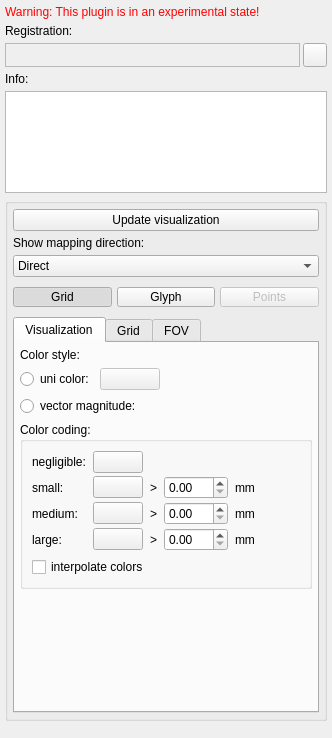
simedcn/mitkapps, file Plugins/inova.registration.views.visualizer/src/internal/RegistrationVisualizerControls.ui: the form before one commit.
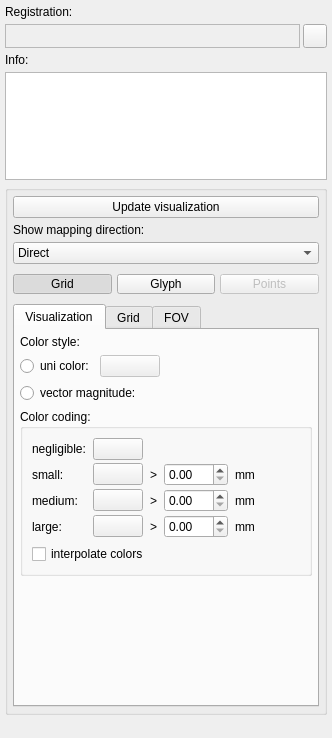
The form after the commit. Icons and pictures are not drawn. Custom widgets are drawn as their Qt base class.

Patch:
```diff
--- a/Plugins/inova.registration.views.visualizer/src/internal/RegistrationVisualizerControls.ui
+++ b/Plugins/inova.registration.views.visualizer/src/internal/RegistrationVisualizerControls.ui
@@ -17,50 +17,15 @@
    <property name="margin">
     <number>5</number>
    </property>
-   <item>
-    <widget class="QLabel" name="label">
-     <property name="palette">
-      <palette>
-       <active>
-        <colorrole role="WindowText">
-         <brush brushstyle="SolidPattern">
-          <color alpha="255">
-           <red>255</red>
-           <green>0</green>
-           <blue>0</blue>
-          </color>
-         </brush>
-        </colorrole>
-       </active>
-       <inactive>
-        <colorrole role="WindowText">
-         <brush brushstyle="SolidPattern">
-          <color alpha="255">
-           <red>255</red>
-           <green>0</green>
-           <blue>0</blue>
-          </color>
-         </brush>
-        </colorrole>
-       </inactive>
-       <disabled>
-        <colorrole role="WindowText">
-         <brush brushstyle="SolidPattern">
-          <color alpha="255">
-           <red>120</red>
-           <green>120</green>
-           <blue>120</blue>
-          </color>
-         </brush>
-        </colorrole>
-       </disabled>
-      </palette>
-     </property>
-     <property name="text">
-      <string>Warning: This plugin is in an experimental state!</string>
-     </property>
-    </widget>
-   </item>
+   <property name="topMargin">
+    <number>5</number>
+   </property>
+   <property name="rightMargin">
+    <number>5</number>
+   </property>
+   <property name="bottomMargin">
+    <number>5</number>
+   </property>
    <item>
     <widget class="QLabel" name="label_4">
      <property name="text">
@@ -195,7 +160,7 @@
    <item>
     <widget class="QTextEdit" name="m_teRegInfo">
      <property name="sizePolicy">
-      <sizepolicy hsizetype="Preferred" vsizetype="Maximum">
+      <sizepolicy hsizetype="Preferred" vsizetype="Expanding">
        <horstretch>0</horstretch>
        <verstretch>0</verstretch>
       </sizepolicy>
```
Left out of the diff: 47 changed lines with no effect on the pictures.
